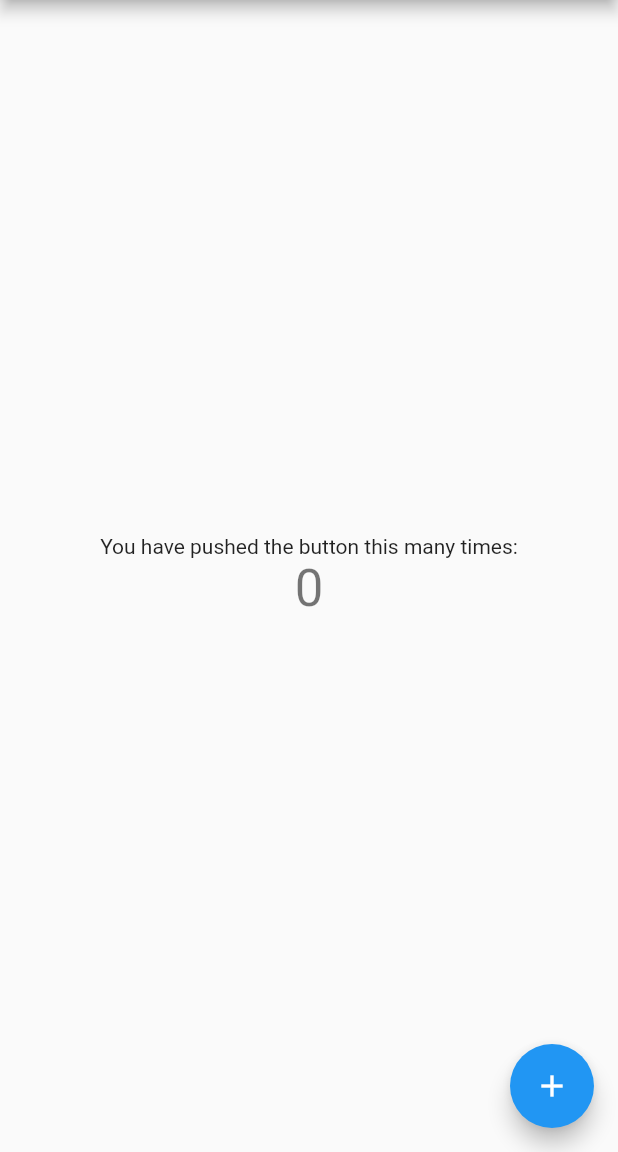
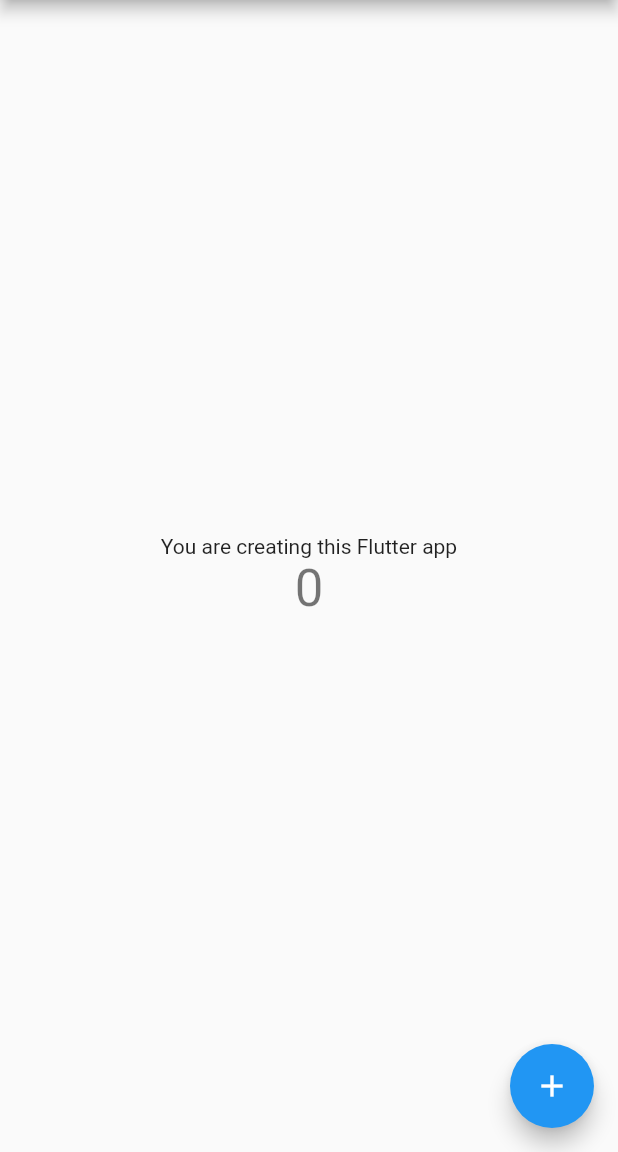
Before and after one commit to gazialankus/git_workshop_july_2021, a Flutter app: the screen it shows after launch, on a phone screen of 412 x 824 dp, the part 84-1236 px from its top. Run offline on Flutter 3.47's test engine with Material 2 defaults, Android fonts, the phone set to English and light mode, and no system bars.

Commit message:
My changes that I will continue

```diff
--- a/lib/ui/my_home_page.dart
+++ b/lib/ui/my_home_page.dart
@@ -7,6 +7,7 @@ import 'package:flutter/material.dart';
 class MyHomePage extends StatefulWidget {
   MyHomePage({Key? key, required this.title}) : super(key: key);
 
+  // hello
   final String title;
 
   @override
@@ -35,7 +36,7 @@ class _MyHomePageState extends State<MyHomePage> {
           mainAxisAlignment: MainAxisAlignment.center,
           children: <Widget>[
             Text(
-              'You have pushed the button this many times:',
+              'You are creating this Flutter app',
             ),
             Text(
               '$_counter',
```
